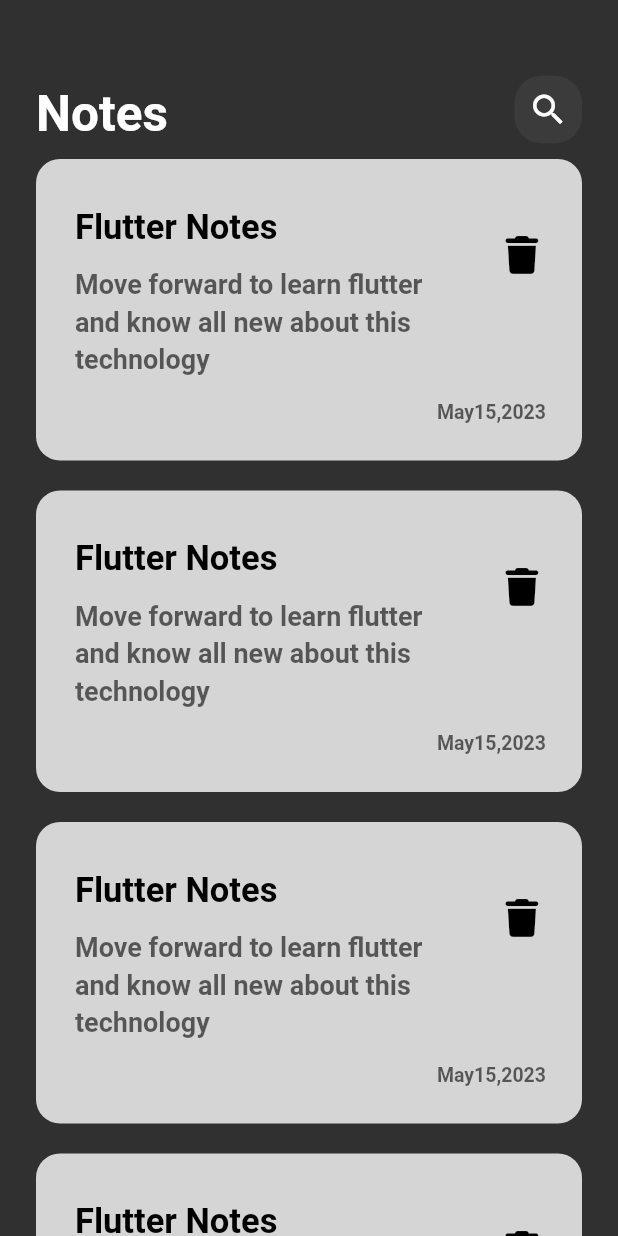
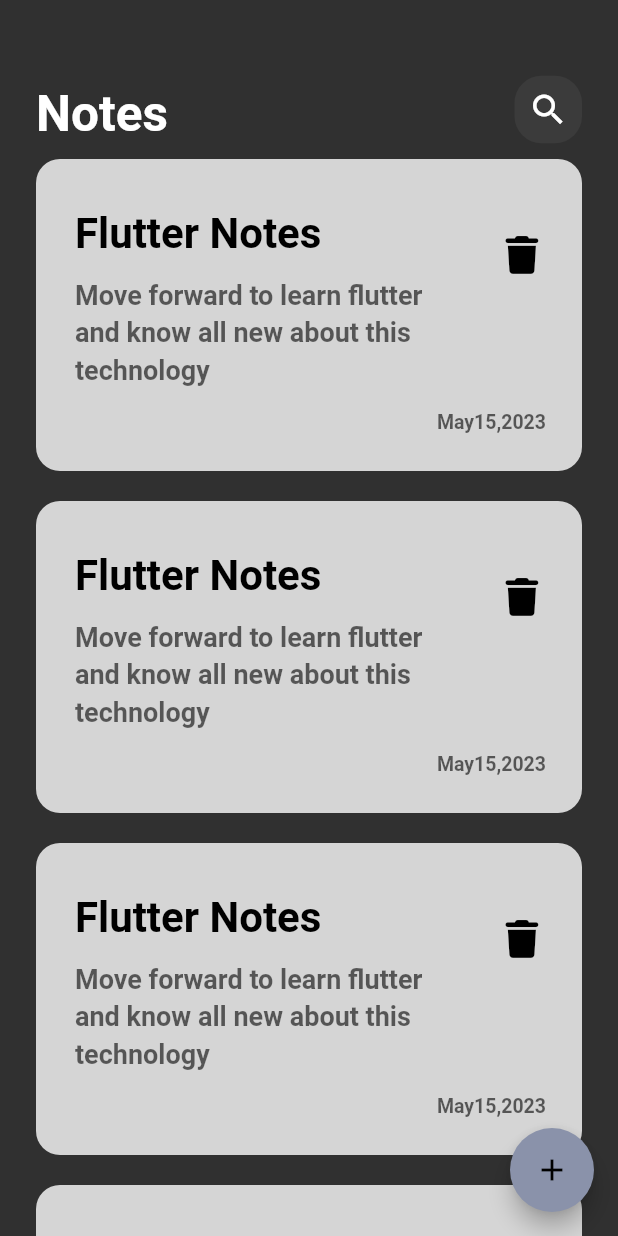
Before and after one commit to mahmoudashraf01/hive_note_app, a Flutter app: the screen it shows after launch, on a phone screen of 412 x 824 dp. Run offline on Flutter 3.47's test engine with Material 2 defaults, Android fonts, the phone set to English and light mode, and no system bars; our stand-ins replace font_awesome_flutter.

Commit message:
adding floating action button

```diff
--- a/lib/shared/themes/colors.dart
+++ b/lib/shared/themes/colors.dart
@@ -13,4 +13,4 @@
 var blueGray = Colors.blueGrey;
 var transparent = Colors.transparent;
 var teal = Colors.teal;
-var blue3 = Color.fromARGB(136, 177, 185, 207);
+var blue3 = Color(0x898a92aa);
--- a/lib/views/notes_view.dart
+++ b/lib/views/notes_view.dart
@@ -1,4 +1,5 @@
 import 'package:flutter/material.dart';
+import 'package:hive_note_app/shared/themes/colors.dart';
 import 'package:hive_note_app/views/widgets/notes_view_body.dart';
 
 class NotesView extends StatelessWidget {
@@ -7,7 +8,12 @@
   @override
   Widget build(BuildContext context) {
     return Scaffold(
-      body:const NotesViewBody(),
+      floatingActionButton: FloatingActionButton(
+        onPressed: () {},
+        backgroundColor: blue3.withOpacity(1),
+        child: Icon(Icons.add),
+      ),
+      body: const NotesViewBody(),
     );
   }
 }
--- a/lib/views/widgets/note_item.dart
+++ b/lib/views/widgets/note_item.dart
@@ -26,7 +26,7 @@
             ListTile(
               title: Text(
                 'Flutter Notes',
-                style: h5Bold.merge(
+                style: h4Bold.merge(
                   TextStyle(color: black),
                 ),
               ),
--- a/lib/views/widgets/notes_list_view.dart
+++ b/lib/views/widgets/notes_list_view.dart
@@ -10,8 +10,8 @@
       itemCount: 5,
       itemBuilder: (context, index) {
         return Padding(
-          padding: const EdgeInsets.symmetric(vertical: 5),
-          child: const NotesItem(),
+          padding: EdgeInsets.symmetric(vertical: 5),
+          child: NotesItem(),
         );
       },
     );
```
